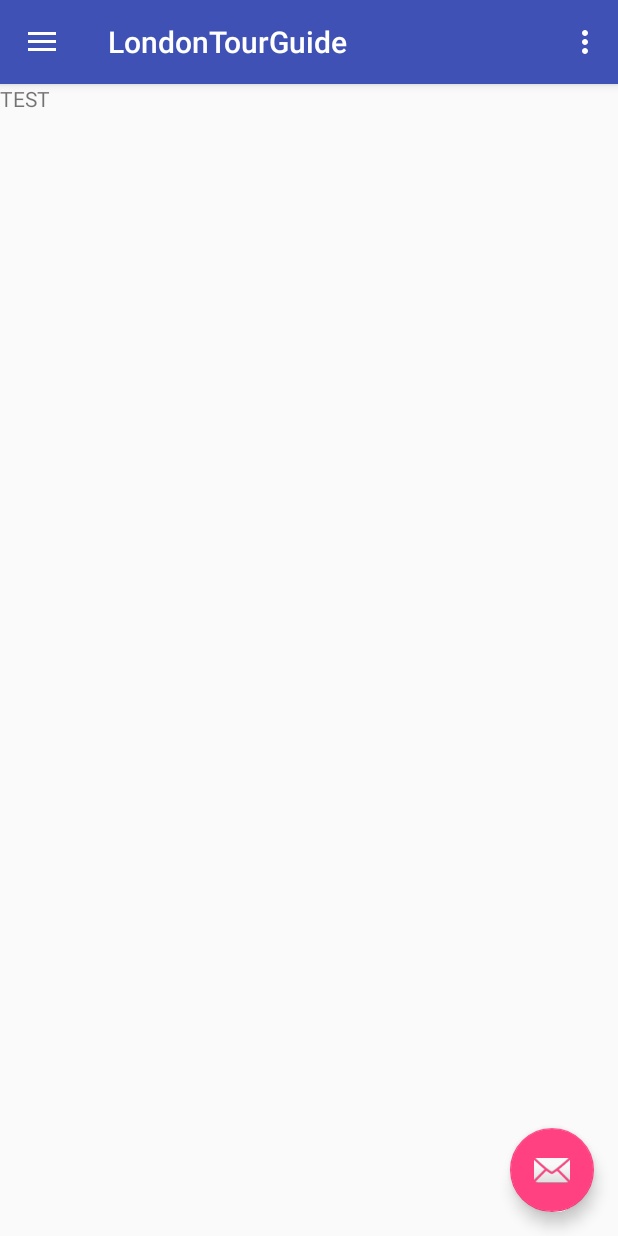
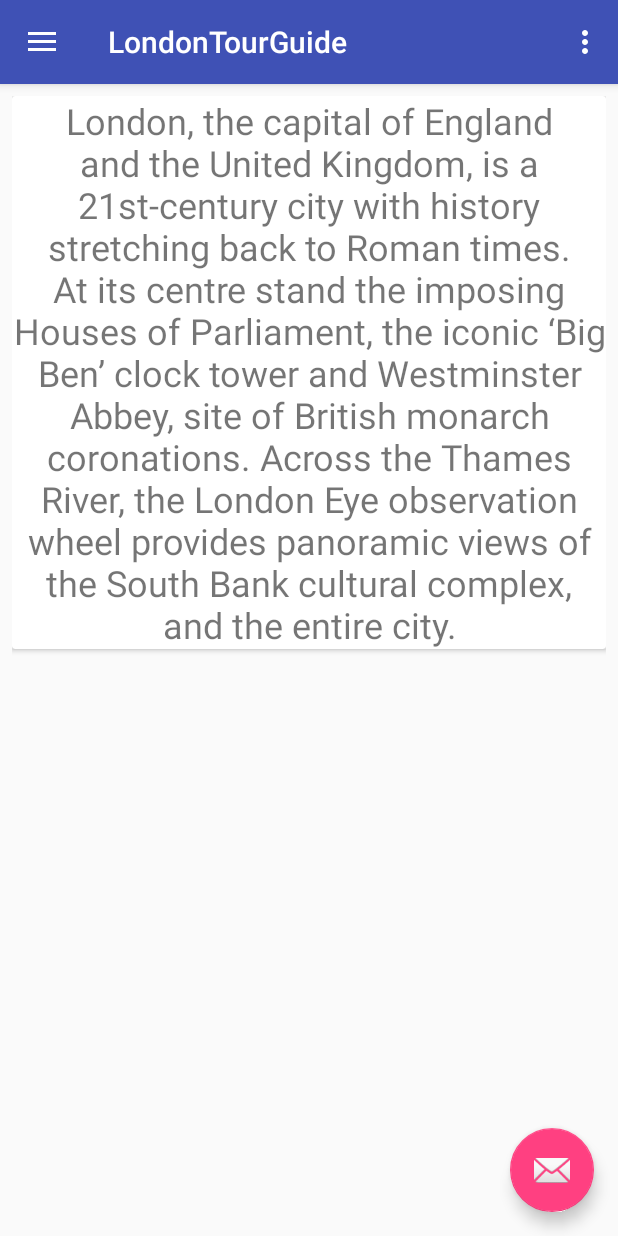
Before and after one commit to NikolaTT/INF397LondonTourGuide, an Android app: the screen it shows after launch (MainActivity), on a phone screen of 412 x 824 dp. Run offline under Robolectric (Android 15) with nearby library versions, the phone set to English and light mode, and no system bars.

Commit message:
Best party ever <3 Kata

```diff
--- a/app/build.gradle
+++ b/app/build.gradle
@@ -30,4 +30,5 @@ dependencies {
     compile 'com.android.support:support-v4:25.3.0'
     compile 'com.android.support:recyclerview-v7:25.3.0'
     testCompile 'junit:junit:4.12'
+    compile 'com.android.support:cardview-v7:25.3.0'
 }
--- a/app/src/main/res/layout/fragment_information.xml
+++ b/app/src/main/res/layout/fragment_information.xml
@@ -6,16 +6,36 @@
     tools:context="aubg.edu.londontourguide.InformationFragment">
 
     <android.support.v4.widget.NestedScrollView
-        android:layout_width="match_parent"
-        android:layout_height="match_parent"
-        app:layout_behavior="@string/appbar_scrolling_view_behavior">
-
-        <TextView
-            android:layout_width="wrap_content"
-            android:layout_height="wrap_content"
-            android:text="TEST"/>
+        android:layout_width="0dp"
+        android:layout_height="0dp"
+        app:layout_behavior="@string/appbar_scrolling_view_behavior"
+        tools:layout_constraintTop_creator="1"
+        tools:layout_constraintRight_creator="1"
+        tools:layout_constraintBottom_creator="1"
+        android:layout_marginStart="8dp"
+        app:layout_constraintBottom_toBottomOf="parent"
+        android:layout_marginEnd="8dp"
+        app:layout_constraintRight_toRightOf="parent"
+        android:layout_marginTop="8dp"
+        tools:layout_constraintLeft_creator="1"
+        android:layout_marginBottom="8dp"
+        app:layout_constraintLeft_toLeftOf="parent"
+        app:layout_constraintTop_toTopOf="parent"
+        app:layout_constraintVertical_bias="0.0">
 
 
+        <android.support.v7.widget.CardView
+            android:layout_width="match_parent"
+            android:layout_height="wrap_content">
+
+            <TextView
+                android:layout_width="wrap_content"
+                android:layout_height="wrap_content"
+                android:text="@string/london_description"
+                android:textAlignment="center"
+                android:textSize="24sp" />
+
+            </android.support.v7.widget.CardView>
     </android.support.v4.widget.NestedScrollView>
 
 </android.support.constraint.ConstraintLayout>
```
